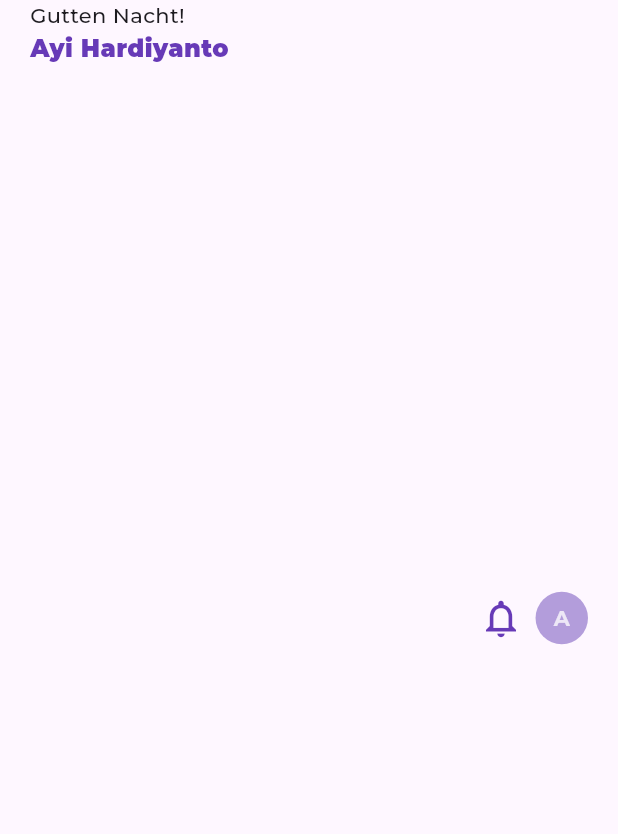
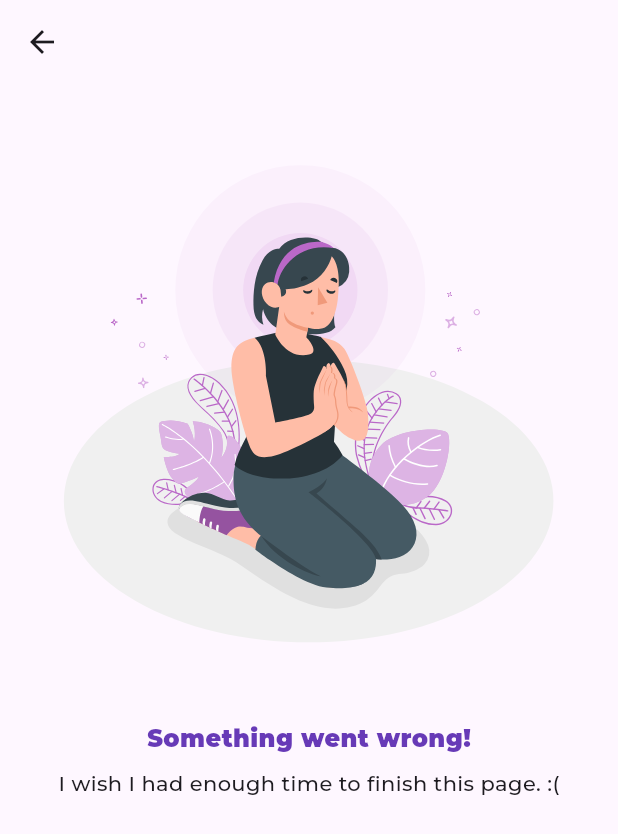
Before and after one commit to hardwhy/payung_teduh, a Flutter app: the HomeAppBar widget shown alone on an empty page, opened directly, after a tap on an icon or button, on a phone screen of 412 x 824 dp. Shown: the top 834 px of the screen. Run offline on Flutter 3.47's test engine with Material 3 defaults, Android fonts, the phone set to English and light mode, and no system bars; our stand-ins replace flutter_bloc, flutter_svg, shared_preferences; accounts and stored records are empty; project files that could hold a hidden picture were left out.

Commit message:
refactor: add error screen

```diff
--- a/lib/common/constants/constants.dart
+++ b/lib/common/constants/constants.dart
@@ -1 +1,2 @@
 export 'src/preference_keys.dart';
+export 'src/image_assets.dart';
--- /dev/null
+++ b/lib/common/constants/src/image_assets.dart
@@ -0,0 +1,3 @@
+class ImageAssets {
+  static const begging = 'assets/images/general/begging.svg';
+}
--- a/lib/common/route/src/routes.dart
+++ b/lib/common/route/src/routes.dart
@@ -1,4 +1,5 @@
 class Routes {
   static const String welcome = 'welcome';
   static const String home = 'home';
+  static const String profile = 'profile';
 }
--- a/lib/common/route/src/routing.dart
+++ b/lib/common/route/src/routing.dart
@@ -1,4 +1,5 @@
 import 'package:flutter/cupertino.dart';
+import 'package:payung_teduh/presentation/screens/error/error.dart';
 import 'package:payung_teduh/presentation/screens/home/home_screen.dart';
 import 'package:payung_teduh/presentation/screens/welcome/welcome_screen.dart';
 
@@ -11,8 +12,8 @@ Route generateRouting(RouteSettings settings) {
       return CupertinoPageRoute(builder: (context) => const WelcomeScreen());
     case Routes.home:
       return CupertinoPageRoute(builder: (context) => const HomeScreen());
-
+    case Routes.profile:
     default:
-      return CupertinoPageRoute(builder: (context) => const Text('Error'));
+      return CupertinoPageRoute(builder: (context) => const ErrorScreen());
   }
 }
--- /dev/null
+++ b/lib/presentation/screens/error/error.dart
@@ -0,0 +1,40 @@
+import 'package:flutter/material.dart';
+import 'package:flutter_svg/svg.dart';
+import 'package:payung_teduh/common/constants/constants.dart';
+import 'package:payung_teduh/presentation/themes/themes.dart';
+import 'package:payung_teduh/presentation/widgets/widgets.dart';
+
+class ErrorScreen extends StatelessWidget {
+  const ErrorScreen({super.key});
+
+  @override
+  Widget build(BuildContext context) {
+    return Scaffold(
+      appBar: AppBar(
+        elevation: 0,
+        leading: Ripplify(
+          child: const Icon(Icons.arrow_back),
+          onTap: () => Navigator.pop(context),
+        ),
+      ),
+      body: Padding(
+        padding: const EdgeInsets.symmetric(horizontal: 20),
+        child: Column(
+          children: [
+            SvgPicture.asset(
+              ImageAssets.begging,
+              height: 400,
+            ),
+            const SizedBox(height: 24),
+            const H3(
+              'Something went wrong!',
+              color: Colors.deepPurple,
+            ),
+            const SizedBox(height: 8),
+            const Paragraph('I wish I had enough time to finish this page. :('),
+          ],
+        ),
+      ),
+    );
+  }
+}
--- a/lib/presentation/screens/home/home_screen.dart
+++ b/lib/presentation/screens/home/home_screen.dart
@@ -43,7 +43,7 @@ class HomeScreenState extends State<HomeScreen> {
                 return Align(
                   alignment: Alignment.topCenter,
                   child: IgnorePointer(
-                    ignoring: true,
+                    ignoring: value < .23,
                     child: AnimatedContainer(
                       duration: const Duration(milliseconds: 100),
                       color: Colors.black.withOpacity(value - .22),
--- a/lib/presentation/screens/home/widgets/home_app_bar.dart
+++ b/lib/presentation/screens/home/widgets/home_app_bar.dart
@@ -1,4 +1,5 @@
 import 'package:flutter/material.dart';
+import 'package:payung_teduh/common/route/route.dart';
 import 'package:payung_teduh/presentation/themes/themes.dart';
 import 'package:payung_teduh/presentation/widgets/widgets.dart';
 
@@ -34,7 +35,9 @@ class HomeAppBar extends StatelessWidget {
           ),
           const SizedBox(width: 8),
           Ripplify(
-            onTap: () {},
+            onTap: () {
+              Navigator.pushNamed(context, Routes.profile);
+            },
             padding: const EdgeInsets.all(12),
             decoration: BoxDecoration(
                 shape: BoxShape.circle, color: Colors.deepPurple[200]),
--- a/pubspec.yaml
+++ b/pubspec.yaml
@@ -57,6 +57,7 @@ flutter:
   assets:
     - assets/images/welcome/
     - assets/images/home/
+    - assets/images/general/
   # An image asset can refer to one or more resolution-specific "variants", see
   # https://flutter.dev/assets-and-images/#resolution-aware
   # For details regarding adding assets from package dependencies, see
```
Also changed, not shown: assets/images/general/begging.svg (added).
